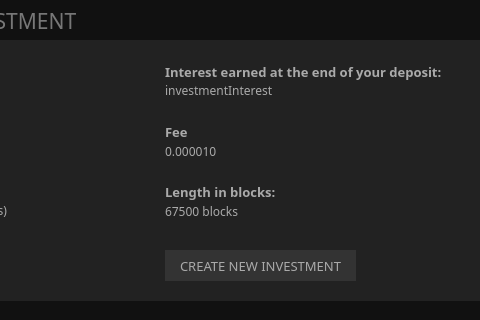
Above: src/gui/ui/depositsframe.ui from ConcealNetwork/conceal-desktop before the change; both pictures show x 325 to 805 and y 380 to 700 of the 1270 by 700 pixel window. Below: the same form after it.
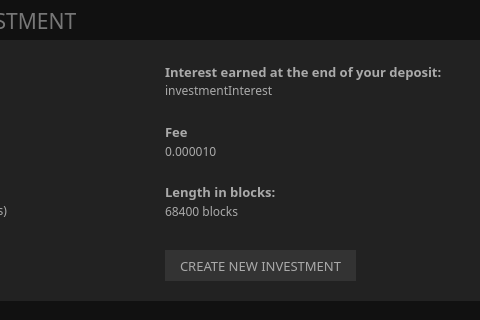
That is the form after the change.

Commit message: adjust investment default block count

```diff
--- a/src/gui/ui/depositsframe.ui
+++ b/src/gui/ui/depositsframe.ui
@@ -1187,7 +1187,7 @@
         <string notr="true">color: #aaa;</string>
        </property>
        <property name="text">
-        <string>67500 blocks</string>
+        <string>68400 blocks</string>
        </property>
        <property name="alignment">
         <set>Qt::AlignLeading|Qt::AlignLeft|Qt::AlignVCenter</set>
```
